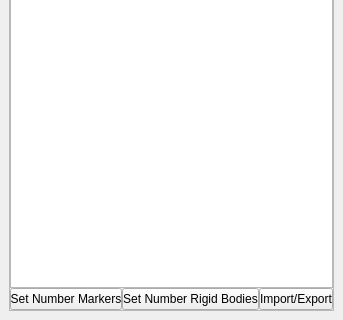
Before: the Qt Designer form src/ui/ui-files/PointsDockWidget.ui in XROMMPackages/xmalab, drawn with Qt 5; both pictures show x 0 to 343 and y 391 to 711 of the 343 by 711 pixel window.
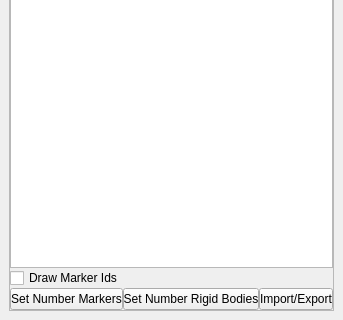
After: the same form once the commit is applied. Custom widgets are drawn as their Qt base class.

Commit message: Added Option to visualize marker Ids

Patch:
```diff
--- a/src/ui/ui-files/PointsDockWidget.ui
+++ b/src/ui/ui-files/PointsDockWidget.ui
@@ -39,51 +39,6 @@
         <property name="spacing">
          <number>0</number>
         </property>
-        <item row="1" column="0">
-         <widget class="QPushButton" name="pushButtonSetNumberMarkers">
-          <property name="sizePolicy">
-           <sizepolicy hsizetype="Minimum" vsizetype="Fixed">
-            <horstretch>0</horstretch>
-            <verstretch>0</verstretch>
-           </sizepolicy>
-          </property>
-          <property name="minimumSize">
-           <size>
-            <width>20</width>
-            <height>0</height>
-           </size>
-          </property>
-          <property name="text">
-           <string>Set Number Markers</string>
-          </property>
-         </widget>
-        </item>
-        <item row="1" column="1">
-         <widget class="QPushButton" name="pushButtonSetNumberRigidBodies">
-          <property name="minimumSize">
-           <size>
-            <width>20</width>
-            <height>0</height>
-           </size>
-          </property>
-          <property name="text">
-           <string>Set Number Rigid Bodies</string>
-          </property>
-         </widget>
-        </item>
-        <item row="1" column="2">
-         <widget class="QPushButton" name="pushButtonImportExport">
-          <property name="minimumSize">
-           <size>
-            <width>20</width>
-            <height>0</height>
-           </size>
-          </property>
-          <property name="text">
-           <string>Import/Export</string>
-          </property>
-         </widget>
-        </item>
         <item row="0" column="0" colspan="3">
          <widget class="xma::MarkerTreeWidget" name="treeWidgetPoints">
           <property name="editTriggers">
@@ -135,6 +90,58 @@
           </column>
          </widget>
         </item>
+        <item row="2" column="0">
+         <widget class="QPushButton" name="pushButtonSetNumberMarkers">
+          <property name="sizePolicy">
+           <sizepolicy hsizetype="Minimum" vsizetype="Fixed">
+            <horstretch>0</horstretch>
+            <verstretch>0</verstretch>
+           </sizepolicy>
+          </property>
+          <property name="minimumSize">
+           <size>
+            <width>20</width>
+            <height>0</height>
+           </size>
+          </property>
+          <property name="text">
+           <string>Set Number Markers</string>
+          </property>
+         </widget>
+        </item>
+        <item row="2" column="1">
+         <widget class="QPushButton" name="pushButtonSetNumberRigidBodies">
+          <property name="minimumSize">
+           <size>
+            <width>20</width>
+            <height>0</height>
+           </size>
+          </property>
+          <property name="text">
+           <string>Set Number Rigid Bodies</string>
+          </property>
+         </widget>
+        </item>
+        <item row="2" column="2">
+         <widget class="QPushButton" name="pushButtonImportExport">
+          <property name="minimumSize">
+           <size>
+            <width>20</width>
+            <height>0</height>
+           </size>
+          </property>
+          <property name="text">
+           <string>Import/Export</string>
+          </property>
+         </widget>
+        </item>
+        <item row="1" column="0">
+         <widget class="QCheckBox" name="checkBoxDrawMarkerIds">
+          <property name="text">
+           <string>Draw Marker Ids</string>
+          </property>
+         </widget>
+        </item>
        </layout>
       </widget>
      </widget>
```
The commit also changes 7 other files.
